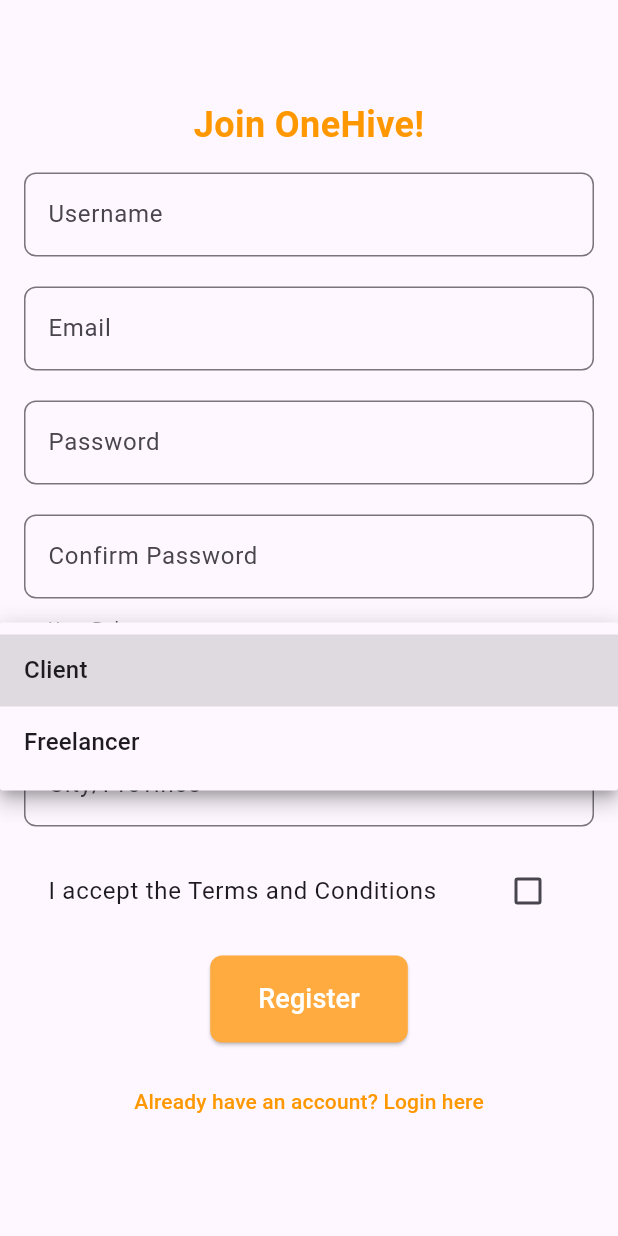
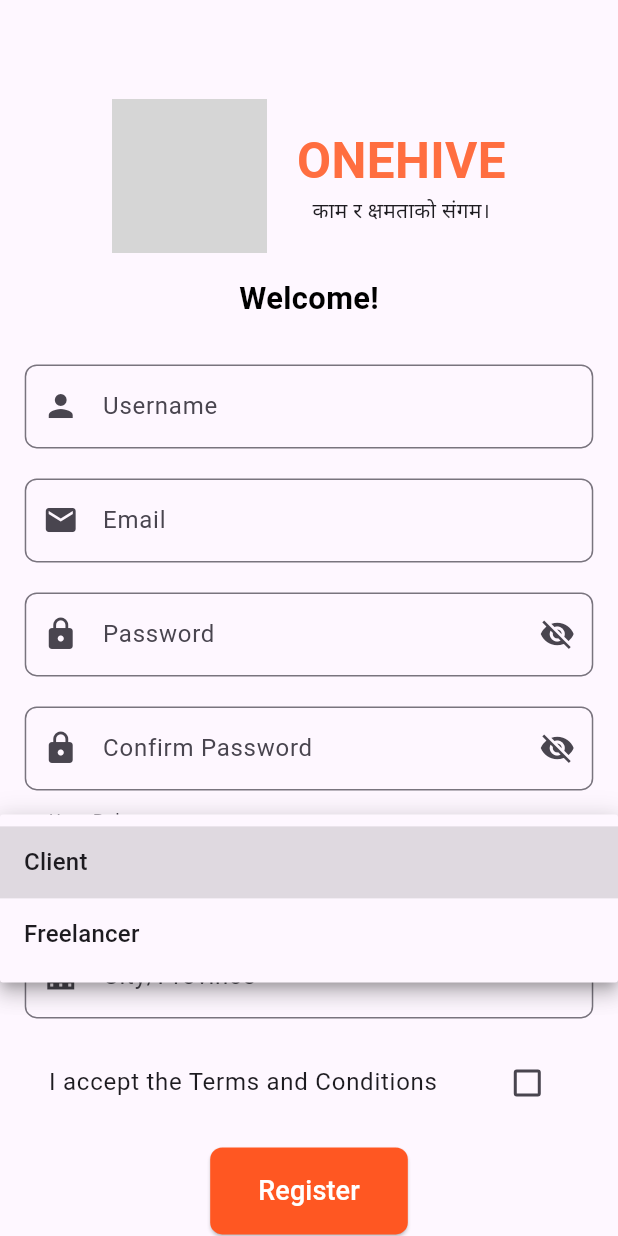
Before and after one commit to Saurabh-Grg/frontend_onehive, a Flutter app: the RegistrationForm screen opened directly, after a tap on "Client", on a phone screen of 412 x 824 dp. Run offline on Flutter 3.47's test engine with Material 3 defaults, Android fonts, the phone set to English and light mode, and no system bars; our stand-ins replace file_picker, shared_preferences; accounts and stored records are empty; grey boxes are pictures that could not be loaded.

Commit message:
registration api integrated and ui refinement

```diff
--- a/lib/screens/login_form.dart
+++ b/lib/screens/login_form.dart
@@ -151,9 +151,6 @@
                   ],
                 ),
                 SizedBox(height: 60), // Space between logo and welcome text
-
-
-
                 Text(
                   'Welcome Back!',
                   style: TextStyle(fontSize: 20, fontWeight: FontWeight.bold, color: Colors.black),
--- a/lib/screens/registration_form.dart
+++ b/lib/screens/registration_form.dart
@@ -20,8 +20,11 @@
   String? _selectedCity;
   bool _termsAccepted = false;
 
+  bool _passwordVisible = false;
+  bool _confirmPasswordVisible = false;
+
   final List<String> _cities = [
-    'Kathmandu', 'Pokhara', 'Lalitpur', 'Bhaktapur', 'Biratnagar', 'Chitwan'
+    'Kathmandu', 'Pokhara', 'Lalitpur', 'Bhaktapur', 'Biratnagar', 'Chitwan', 'Birgunj', 'Lumbini', 'Dharan', 'Bhairahawa', 'Butwal', 'Janakpur', 'Itahari', 'Hetauda', 'Dang', 'Nepalgunj', 'Dhangadhi', 'Rajbiraj', 'Mechinagar', 'Tulsipur'
   ];
 
   void _submitForm() async {
@@ -58,9 +61,14 @@
 
   @override
   Widget build(BuildContext context) {
+    // Get the screen width and height to apply responsiveness
+    double screenWidth = MediaQuery.of(context).size.width;
+    double screenHeight = MediaQuery.of(context).size.height;
+
     return Scaffold(
-      body: Padding(
-        padding: const EdgeInsets.all(16.0),
+      body: SingleChildScrollView(
+        child: Padding(
+          padding: EdgeInsets.only(top: screenHeight * 0.08, left: screenWidth * 0.04, right: screenWidth * 0.04), // Use percentage of screen size for padding
           child: Column(
             mainAxisAlignment: MainAxisAlignment.center,
             crossAxisAlignment: CrossAxisAlignment.center,
@@ -68,11 +76,40 @@
               Column(
                 mainAxisAlignment: MainAxisAlignment.center,
                 children: [
+                  Row(
+                    mainAxisAlignment: MainAxisAlignment.center,
+                    children: [
+                      ClipRRect(
+                        borderRadius: BorderRadius.circular(12),
+                        child: Image.asset(
+                          'assets/images/OneHive.png',
+                          height: screenWidth * 0.25, // Adjust image size based on screen width
+                          width: screenWidth * 0.25,
+                          fit: BoxFit.cover,
+                        ),
+                      ),
+                      SizedBox(width: 20),
+                      Column(
+                        children: [
                           Text(
-                  'Join OneHive!',
-                  style: TextStyle(fontSize: 24, fontWeight: FontWeight.bold, color: Colors.orange),
+                            'ONEHIVE',
+                            style: TextStyle(
+                              fontSize: screenWidth * 0.08, // Responsive font size
+                              fontWeight: FontWeight.bold,
+                              color: Colors.deepOrangeAccent,
+                            ),
+                          ),
+                          Text('काम र क्षमताको संगम।')
+                        ],
+                      ),
+                    ],
                   ),
                   SizedBox(height: 15),
+                  Text(
+                    'Welcome!',
+                    style: TextStyle(fontSize: screenWidth * 0.05, fontWeight: FontWeight.bold, color: Colors.black),
+                  ),
+                  SizedBox(height: 30),
                   Form(
                     key: _formKey,
                     child: Column(
@@ -83,6 +120,7 @@
                           decoration: InputDecoration(
                             labelText: 'Username',
                             hintText: 'Enter your user name',
+                            prefixIcon: Icon(Icons.person),
                             border: OutlineInputBorder(
                               borderRadius: BorderRadius.circular(8),
                             ),
@@ -102,6 +140,7 @@
                           decoration: InputDecoration(
                             labelText: 'Email',
                             hintText: 'Enter your email',
+                            prefixIcon: Icon(Icons.email),
                             border: OutlineInputBorder(
                               borderRadius: BorderRadius.circular(8),
                             ),
@@ -118,14 +157,25 @@
                         // Password
                         TextFormField(
                           controller: _passwordController,
+                          obscureText: !_passwordVisible,
                           decoration: InputDecoration(
                             labelText: 'Password',
                             hintText: 'Enter your password',
+                            prefixIcon: Icon(Icons.lock),
+                            suffixIcon: IconButton(
+                              icon: Icon(
+                                _passwordVisible ? Icons.visibility : Icons.visibility_off,
+                              ),
+                              onPressed: () {
+                                setState(() {
+                                  _passwordVisible = !_passwordVisible;
+                                });
+                              },
+                            ),
                             border: OutlineInputBorder(
                               borderRadius: BorderRadius.circular(8),
                             ),
                           ),
-                        obscureText: true,
                           validator: (value) {
                             if (value == null || value.length < 6) {
                               return 'Password must be at least 6 characters';
@@ -138,14 +188,25 @@
                         // Confirm Password
                         TextFormField(
                           controller: _confirmPasswordController,
+                          obscureText: !_confirmPasswordVisible,
                           decoration: InputDecoration(
                             labelText: 'Confirm Password',
                             hintText: 'Confirm your password',
+                            prefixIcon: Icon(Icons.lock),
+                            suffixIcon: IconButton(
+                              icon: Icon(
+                                _confirmPasswordVisible ? Icons.visibility : Icons.visibility_off,
+                              ),
+                              onPressed: () {
+                                setState(() {
+                                  _confirmPasswordVisible = !_confirmPasswordVisible;
+                                });
+                              },
+                            ),
                             border: OutlineInputBorder(
                               borderRadius: BorderRadius.circular(8),
                             ),
                           ),
-                        obscureText: true,
                           validator: (value) {
                             if (value != _passwordController.text) {
                               return 'Passwords do not match';
@@ -160,6 +221,7 @@
                           value: _userRole,
                           decoration: InputDecoration(
                             labelText: 'User Role',
+                            prefixIcon: Icon(Icons.account_circle),
                             border: OutlineInputBorder(
                               borderRadius: BorderRadius.circular(8),
                             ),
@@ -183,6 +245,7 @@
                           value: _selectedCity,
                           decoration: InputDecoration(
                             labelText: 'City/Province',
+                            prefixIcon: Icon(Icons.location_city),
                             border: OutlineInputBorder(
                               borderRadius: BorderRadius.circular(8),
                             ),
@@ -226,7 +289,7 @@
                             shape: RoundedRectangleBorder(
                               borderRadius: BorderRadius.circular(8),
                             ),
-                          backgroundColor: Colors.orangeAccent,
+                            backgroundColor: Colors.deepOrange,
                           ),
                           onPressed: _submitForm,
                           child: Text(
@@ -242,8 +305,8 @@
                             Navigator.push(context, MaterialPageRoute(builder: (context) => LoginForm()));
                           },
                           child: Text(
-                          "Already have an account? Login here",
-                          style: TextStyle(color: Colors.orange),
+                            "Already have an account? Login",
+                            style: TextStyle(color: Colors.deepOrange),
                           ),
                         ),
                       ],
@@ -254,6 +317,7 @@
             ],
           ),
         ),
+      ),
     );
   }
 }
```
Lines whose indentation alone changed are shown as unchanged.
